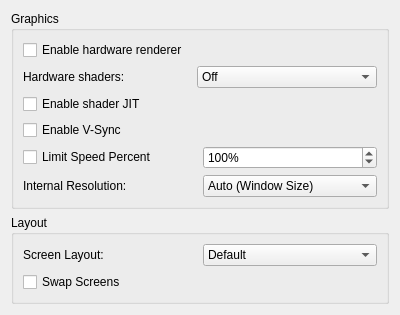
This is src/citra_qt/configuration/configure_graphics.ui in MerryMage/citra as Qt 5 draws it before an edit. The edited form follows.
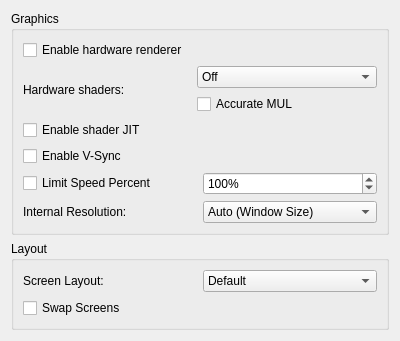
This is the edited form.

```diff
--- a/src/citra_qt/configuration/configure_graphics.ui
+++ b/src/citra_qt/configuration/configure_graphics.ui
@@ -39,6 +39,8 @@
            </widget>
           </item>
           <item>
+           <layout class="QVBoxLayout" name="verticalLayout_5">
+            <item>
            <widget class="QComboBox" name="hw_shaders">
             <item>
              <property name="text">
@@ -56,6 +58,15 @@
              </property>
             </item>
            </widget>
+            </item>
+            <item>
+             <widget class="QCheckBox" name="accurate_mul">
+              <property name="text">
+               <string>Accurate MUL</string>
+              </property>
+             </widget>
+            </item>
+           </layout>
           </item>
          </layout>
         </item>
```
Lines whose indentation alone changed are shown as unchanged.
